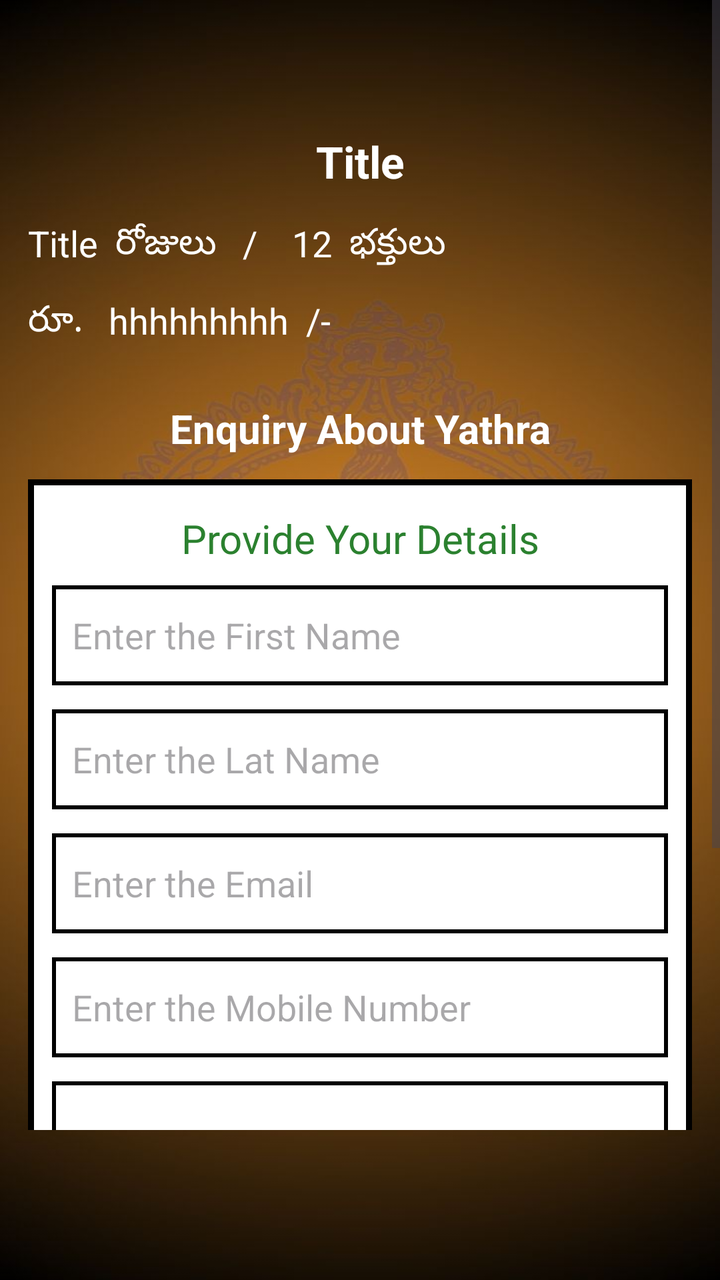
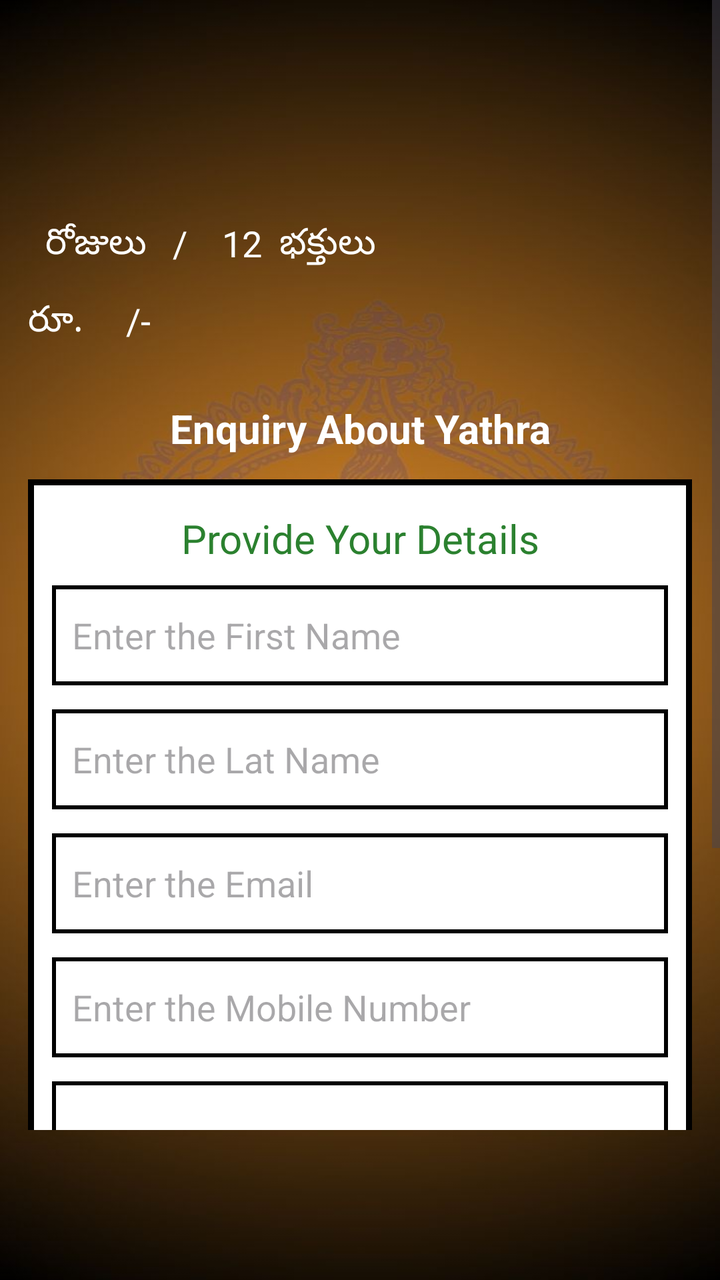

The first picture is an Android layout as it rendered before a commit; the second is the same layout after the commit. The layout source and the unified diff follow.
<!-- AndroidManifest.xml: application theme Theme.AyyapaTelugu -->
<!-- res/layout/ayyappa_tourse.xml -->
<?xml version="1.0" encoding="utf-8"?>
<LinearLayout xmlns:android="http://schemas.android.com/apk/res/android"
    xmlns:tools="http://schemas.android.com/tools"
    android:layout_width="match_parent"
    android:layout_height="match_parent"
    xmlns:card_view="http://schemas.android.com/apk/res-auto"
    android:background="@drawable/bg_logo"
    android:orientation="vertical"
    xmlns:app="http://schemas.android.com/apk/res-auto">

    <ScrollView
        android:layout_width="match_parent"
        android:layout_height="match_parent"
        android:layout_marginBottom="75dp">

        <LinearLayout
            android:layout_width="match_parent"
            android:layout_height="match_parent"
            android:orientation="vertical"
            android:layout_marginTop="30dp">

        <LinearLayout
            android:layout_width="match_parent"
            android:layout_height="wrap_content"
            android:orientation="vertical"
            android:layout_marginRight="14dp"
            android:layout_marginLeft="14dp">
            <androidx.cardview.widget.CardView
                android:layout_width="match_parent"
                android:layout_height="wrap_content"
                android:layout_gravity="center_horizontal"
                android:layout_marginTop="14dp"
                android:layout_marginLeft="18dp"
                android:layout_marginRight="18dp"
                android:layout_marginBottom="10dp"
                card_view:cardElevation="5dp"
                card_view:cardCornerRadius="15dp">
            <ImageView android:layout_width="match_parent"
                android:layout_height="wrap_content"
                android:id="@+id/img"
                android:adjustViewBounds="true"
                android:scaleType="fitCenter"
                android:contentDescription="@string/app_name"/>

            </androidx.cardview.widget.CardView>

            <TextView
                android:id="@+id/txt"
                android:textSize="22sp"
                android:text="Title"
                android:gravity="center"
                android:layout_marginTop="12dp"
                android:layout_below="@+id/img"
                android:textColor="#fff"
                android:layout_width="match_parent"
                android:layout_height="wrap_content"
                android:textStyle="bold"/>

            <LinearLayout
                android:layout_width="match_parent"
                android:layout_height="wrap_content"
                android:orientation="horizontal">
                <TextView
                    android:id="@+id/txt_add"
                    android:textSize="18dp"
                    android:text="Title"
                    android:textColor="#fff"
                    android:layout_marginTop="14dp"
                    android:layout_below="@+id/img"
                    android:layout_width="wrap_content"
                    android:layout_height="wrap_content"
                    android:textStyle="normal"/>
                <TextView
                    android:textSize="18dp"
                    android:text="  రోజులు  "
                    android:layout_marginTop="14dp"
                    android:layout_below="@+id/img"
                    android:textColor="#fff"
                    android:layout_width="wrap_content"
                    android:layout_height="wrap_content"
                    android:textStyle="normal"/>
                <TextView
                    android:textSize="18dp"
                    android:text=" /    "
                    android:layout_marginTop="14dp"
                    android:layout_below="@+id/img"
                    android:textColor="#fff"
                    android:layout_width="wrap_content"
                    android:layout_height="wrap_content"
                    android:textStyle="normal"/>
                <TextView
                    android:textSize="18dp"
                    android:text="12"
                    android:id="@+id/txt_details"
                    android:layout_marginTop="14dp"
                    android:layout_below="@+id/img"
                    android:textColor="#fff"
                    android:layout_width="wrap_content"
                    android:layout_height="wrap_content"
                    android:textStyle="normal"/>
                <TextView
                    android:textSize="18dp"
                    android:text="  భక్తులు "
                    android:layout_marginTop="14dp"
                    android:textColor="#fff"
                    android:layout_below="@+id/img"
                    android:layout_width="wrap_content"
                    android:layout_height="wrap_content"
                    android:textStyle="normal"/>
            </LinearLayout>


            <LinearLayout
                android:layout_width="match_parent"
                android:layout_height="wrap_content"
                android:orientation="horizontal">
                <TextView
                    android:textSize="18dp"
                    android:text="రూ."
                    android:layout_marginTop="14dp"
                    android:layout_marginBottom="14dp"
                    android:layout_below="@+id/img"
                    android:textColor="#fff"
                    android:layout_width="wrap_content"
                    android:layout_height="wrap_content"
                    android:textStyle="normal"/>
                <TextView
                    android:textSize="18dp"
                    android:id="@+id/txt_amount"
                    android:text="   hhhhhhhhh "
                    android:layout_marginTop="14dp"
                    android:layout_marginBottom="14dp"
                    android:layout_below="@+id/img"
                    android:textColor="#fff"
                    android:layout_width="wrap_content"
                    android:layout_height="wrap_content"
                    android:textStyle="normal"/>
                <TextView
                    android:textSize="18dp"
                    android:text=" /- "
                    android:textColor="#fff"
                    android:layout_marginTop="14dp"
                    android:layout_marginBottom="14dp"
                    android:layout_below="@+id/img"
                    android:layout_width="wrap_content"
                    android:layout_height="wrap_content"
                    android:textStyle="normal"/>
            </LinearLayout>

        </LinearLayout>


        <TextView
            android:layout_width="match_parent"
            android:layout_height="wrap_content"
            android:text="Enquiry About Yathra"
            android:textColor="#fff"
            android:textSize="20dp"
            android:textStyle="bold"
            android:layout_marginTop="14dp"
            android:layout_marginLeft="14dp"
            android:layout_marginRight="14dp"
            android:gravity="center"/>

        <LinearLayout
            android:layout_width="match_parent"
            android:layout_height="wrap_content"
            android:orientation="vertical"
            android:layout_marginLeft="14dp"
            android:layout_marginRight="14dp"
            android:layout_marginBottom="50dp"
            android:background="@drawable/enquiry_background"
            android:layout_marginTop="12dp">

            <TextView
                android:layout_width="match_parent"
                android:layout_height="wrap_content"
                android:text="Provide Your Details"
                android:gravity="center"
                android:textSize="20dp"
                android:layout_marginTop="16dp"
                android:textColor="#2B812F"/>

            <LinearLayout
                android:layout_width="match_parent"
                android:layout_height="wrap_content"
                android:orientation="vertical"
                android:layout_marginRight="12dp"
                android:layout_marginLeft="12dp"
                android:layout_marginTop="10dp">

                <EditText
                    android:layout_width="match_parent"
                    android:layout_height="50dp"
                    android:hint="Enter the First Name"
                    android:paddingLeft="10dp"
                    android:inputType="textAutoComplete"
                    android:background="@drawable/enq_edt_border"/>
                <EditText
                    android:layout_width="match_parent"
                    android:layout_height="50dp"
                    android:layout_marginTop="12dp"
                    android:hint="Enter the Lat Name"
                    android:paddingLeft="10dp"
                    android:inputType="textAutoComplete"
                    android:background="@drawable/enq_edt_border"/>
                <EditText
                    android:layout_width="match_parent"
                    android:layout_height="50dp"
                    android:layout_marginTop="12dp"
                    android:hint="Enter the Email"
                    android:paddingLeft="10dp"
                    android:inputType="textAutoComplete"
                    android:background="@drawable/enq_edt_border"/>
                <EditText
                    android:layout_width="match_parent"
                    android:layout_height="50dp"
                    android:layout_marginTop="12dp"
                    android:hint="Enter the Mobile Number"
                    android:paddingLeft="10dp"
                    android:inputType="textAutoComplete"
                    android:background="@drawable/enq_edt_border"/>

                <EditText
                    android:layout_width="match_parent"
                    android:layout_height="80dp"
                    android:layout_marginTop="12dp"
                    android:hint="Enter the Message"
                    android:paddingLeft="10dp"
                    android:inputType="textAutoComplete"
                    android:background="@drawable/enq_edt_border"/>

                <Button
                    android:layout_width="match_parent"
                    android:layout_height="50dp"
                    android:layout_marginTop="12dp"
                    android:text="Submit"
                    android:textColor="#FFF"
                    android:textSize="18dp"
                    android:layout_marginBottom="20dp"
                    android:backgroundTint="#43A5B1"
                    android:textStyle="normal"/>

            </LinearLayout>
        </LinearLayout>
        </LinearLayout>



    </ScrollView>


</LinearLayout>
<!-- resources referenced by this layout -->
<resources>
  <!-- drawable bg_logo: jpeg bitmap (drawable, 66365 bytes) -->
  <!-- drawable enq_edt_border (drawable) -->
  <?xml version="1.0" encoding="utf-8"?>
  <shape
      xmlns:android="http://schemas.android.com/apk/res/android"
      android:shape="rectangle">
      <stroke
          android:color="#000"
          android:width="2dp"/>
  </shape>
  <!-- drawable enquiry_background (drawable) -->
  <?xml version="1.0" encoding="utf-8"?>
  <shape
      xmlns:android="http://schemas.android.com/apk/res/android"
      android:shape="rectangle">
      <solid
          android:color="#FFF"/>
  
  
      <stroke
          android:color="#000"
          android:width="3dp"/>
  </shape>
  <string name="app_name" translatable="false">అయ్యప్ప తెలుగు</string>
  <style name="Theme.AyyapaTelugu" parent="Base.Theme.AyyapaTelugu" />
  <style name="Base.Theme.AyyapaTelugu" parent="Theme.Material3.DayNight.NoActionBar">
          
          
          <item name="windowActionBar">false</item>
          <item name="android:windowNoTitle">true</item>
  
      </style>
</resources>

<!-- the commit's change to res/layout/ayyappa_tourse.xml (unified diff, before → after) -->
@@ -47,7 +47,7 @@
             <TextView
                 android:id="@+id/txt"
                 android:textSize="22sp"
-                android:text="Title"
+                android:text=""
                 android:gravity="center"
                 android:layout_marginTop="12dp"
                 android:layout_below="@+id/img"
@@ -63,7 +63,7 @@
                 <TextView
                     android:id="@+id/txt_add"
                     android:textSize="18dp"
-                    android:text="Title"
+                    android:text=""
                     android:textColor="#fff"
                     android:layout_marginTop="14dp"
                     android:layout_below="@+id/img"
@@ -127,7 +127,7 @@
                 <TextView
                     android:textSize="18dp"
                     android:id="@+id/txt_amount"
-                    android:text="   hhhhhhhhh "
+                    android:text="    "
                     android:layout_marginTop="14dp"
                     android:layout_marginBottom="14dp"
                     android:layout_below="@+id/img"
